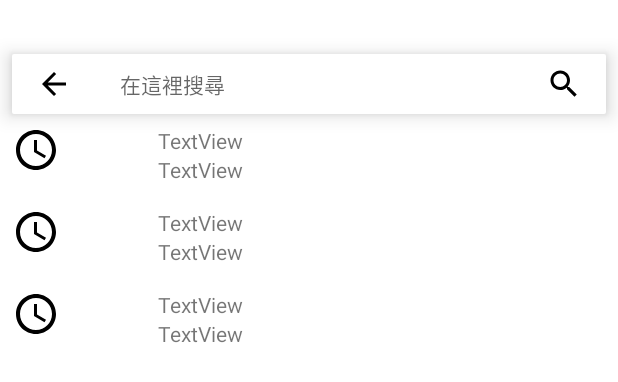
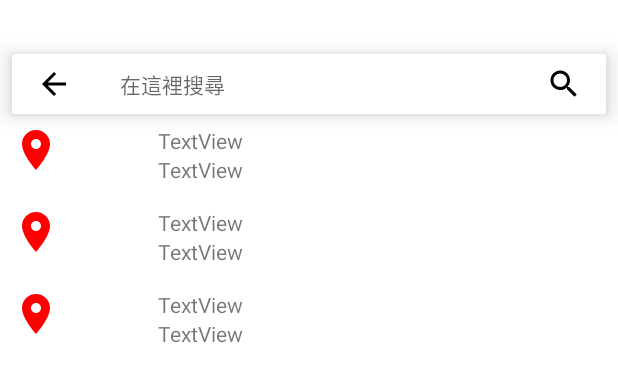
Before and after one commit to jian-fu-hung/KaohsiungParking, an Android app: the layout activity_search.xml on its own in the app's theme, with its tools: preview values and no code run, on a phone screen of 412 x 824 dp. Shown: the top 382 px of the screen. Run offline under Robolectric (Android 15) with nearby library versions, the phone set to English and light mode, and no system bars; network calls fail.

Commit message:
新增搜尋功能

```diff
--- a/app/src/main/java/com/jerryhong/kaohsiungparking/base/BaseActivity.java
+++ b/app/src/main/java/com/jerryhong/kaohsiungparking/base/BaseActivity.java
@@ -20,4 +20,5 @@ public abstract class BaseActivity extends AppCompatActivity {
         disposable.clear();
         super.onDestroy();
     }
+
 }
--- a/app/src/main/java/com/jerryhong/kaohsiungparking/base/BaseViewModel.java
+++ b/app/src/main/java/com/jerryhong/kaohsiungparking/base/BaseViewModel.java
@@ -5,6 +5,7 @@ import io.reactivex.disposables.CompositeDisposable;
 import io.reactivex.disposables.Disposable;
 
 public abstract class BaseViewModel extends ViewModel {
+
     CompositeDisposable disposable = new CompositeDisposable();
 
     protected void addDisposable(Disposable d) {
--- a/app/src/main/java/com/jerryhong/kaohsiungparking/data/repository/dao/ParkingDAO.java
+++ b/app/src/main/java/com/jerryhong/kaohsiungparking/data/repository/dao/ParkingDAO.java
@@ -24,6 +24,6 @@ public interface ParkingDAO {
     @Query("SELECT * FROM "+ DatabaseInfo.PARKING_TABLE + " LIMIT 25")
     Single<List<ParkingEntity>> select10();
 
-    @Query("Select * FROM " + DatabaseInfo.PARKING_TABLE + " where Name like :keyword")
+    @Query("Select * FROM " + DatabaseInfo.PARKING_TABLE + " where Name LIKE '%' || :keyword || '%' or District LIKE '%' || :keyword || '%' or Address LIKE '%' || :keyword || '%'")
     Single<List<ParkingEntity>> selectKeyword(String keyword);
 }
--- /dev/null
+++ b/app/src/main/res/drawable/ic_location.xml
@@ -0,0 +1,5 @@
+<vector android:height="24dp" android:tint="#FF0000"
+    android:viewportHeight="24" android:viewportWidth="24"
+    android:width="24dp" xmlns:android="http://schemas.android.com/apk/res/android">
+    <path android:fillColor="@android:color/white" android:pathData="M12,2C8.13,2 5,5.13 5,9c0,5.25 7,13 7,13s7,-7.75 7,-13c0,-3.87 -3.13,-7 -7,-7zM12,11.5c-1.38,0 -2.5,-1.12 -2.5,-2.5s1.12,-2.5 2.5,-2.5 2.5,1.12 2.5,2.5 -1.12,2.5 -2.5,2.5z"/>
+</vector>
--- a/app/src/main/res/layout/activity_search.xml
+++ b/app/src/main/res/layout/activity_search.xml
@@ -1,7 +1,15 @@
 <?xml version="1.0" encoding="utf-8"?>
-<androidx.constraintlayout.widget.ConstraintLayout xmlns:android="http://schemas.android.com/apk/res/android"
+<layout xmlns:android="http://schemas.android.com/apk/res/android"
     xmlns:app="http://schemas.android.com/apk/res-auto"
-    xmlns:tools="http://schemas.android.com/tools"
+    xmlns:tools="http://schemas.android.com/tools">
+
+    <data>
+        <variable
+            name="viewModel"
+            type="com.jerryhong.kaohsiungparking.ui.search.SearchViewModel" />
+    </data>
+
+    <androidx.constraintlayout.widget.ConstraintLayout
         android:layout_width="match_parent"
         android:layout_height="match_parent"
         tools:context=".ui.search.SearchActivity">
@@ -41,16 +49,18 @@
                 android:textSize="14sp" />
 
 
-
             <androidx.appcompat.widget.AppCompatImageView
+                android:id="@+id/imageSearch"
                 android:layout_width="wrap_content"
                 android:layout_height="wrap_content"
                 android:paddingStart="16dp"
                 android:paddingEnd="16dp"
-            app:srcCompat="@drawable/ic_search" />
+                app:srcCompat="@drawable/ic_search"
+                android:background="?attr/selectableItemBackgroundBorderless"/>
         </LinearLayout>
 
         <androidx.recyclerview.widget.RecyclerView
+            android:id="@+id/rvParkingList"
             android:layout_width="match_parent"
             android:layout_height="0dp"
             app:layout_constraintBottom_toBottomOf="parent"
@@ -58,7 +68,8 @@
             app:layout_constraintHorizontal_bias="0.0"
             app:layout_constraintStart_toStartOf="parent"
             app:layout_constraintTop_toBottomOf="@+id/layoutSearch"
-        tools:listitem="@layout/search_item"/>
+            tools:listitem="@layout/search_item" />
 
 
     </androidx.constraintlayout.widget.ConstraintLayout>
+</layout>
--- a/app/src/main/res/layout/search_item.xml
+++ b/app/src/main/res/layout/search_item.xml
@@ -1,6 +1,12 @@
 <?xml version="1.0" encoding="utf-8"?>
-<RelativeLayout xmlns:android="http://schemas.android.com/apk/res/android"
-    xmlns:app="http://schemas.android.com/apk/res-auto"
+<layout xmlns:android="http://schemas.android.com/apk/res/android"
+    xmlns:app="http://schemas.android.com/apk/res-auto">
+
+    <data>
+
+    </data>
+
+    <RelativeLayout
         android:layout_width="match_parent"
         android:layout_height="wrap_content"
         android:orientation="horizontal"
@@ -10,10 +16,10 @@
             android:id="@+id/imageView3"
             android:layout_width="32dp"
             android:layout_height="32dp"
-        app:srcCompat="@drawable/ic_access_time_black" />
+            app:srcCompat="@drawable/ic_location" />
 
         <TextView
-        android:id="@+id/textView"
+            android:id="@+id/tvName"
             android:layout_width="wrap_content"
             android:layout_height="wrap_content"
             android:layout_marginStart="65dp"
@@ -21,13 +27,14 @@
             android:text="TextView" />
 
         <TextView
-        android:id="@+id/textView2"
+            android:id="@+id/tvAddress"
             android:layout_width="wrap_content"
             android:layout_height="wrap_content"
 
-        android:layout_below="@+id/textView"
+            android:layout_below="@+id/tvName"
             android:layout_marginStart="65dp"
             android:layout_marginTop="0dp"
             android:layout_toEndOf="@+id/imageView3"
             android:text="TextView" />
     </RelativeLayout>
+</layout>
```
Also changed, not shown: app/src/main/java/com/jerryhong/kaohsiungparking/ui/search/SearchActivity.java (+58 -1 lines), app/src/main/java/com/jerryhong/kaohsiungparking/ui/search/SearchAdapter.java (added, +57 -0 lines), app/src/main/java/com/jerryhong/kaohsiungparking/ui/search/SearchViewModel.java (+4 -4 lines). Lines whose indentation alone changed are shown as unchanged.
